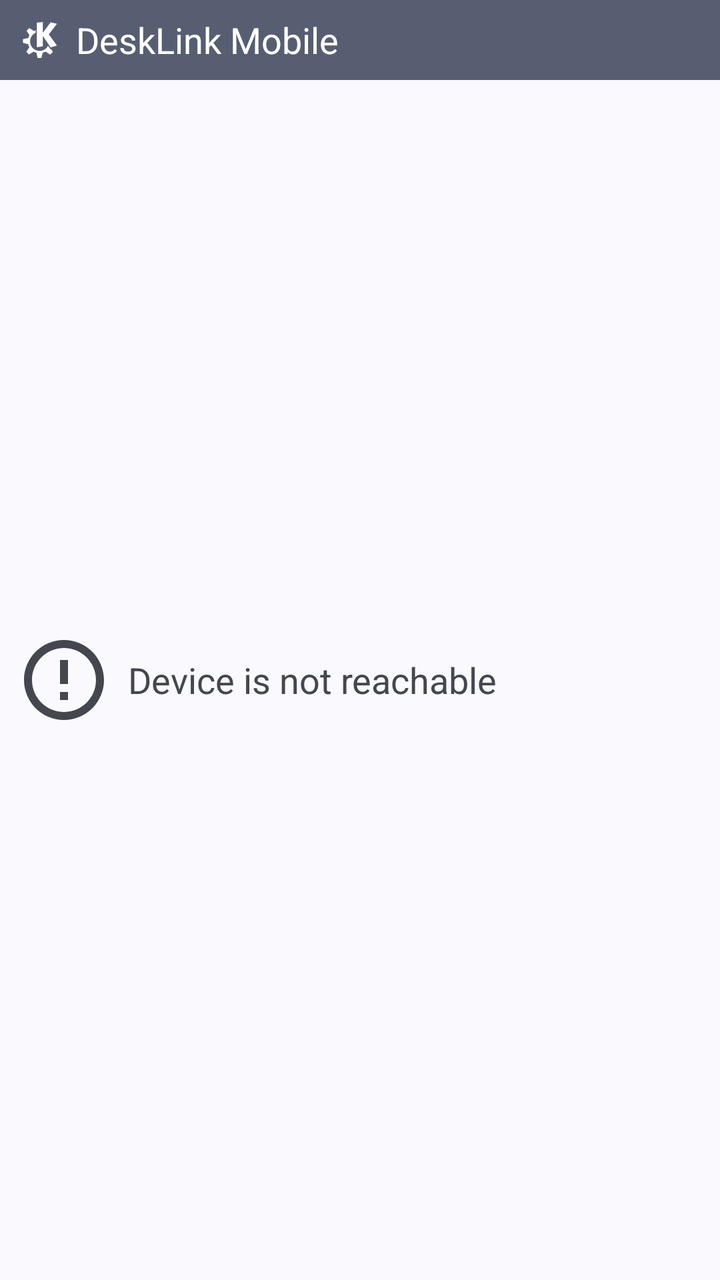
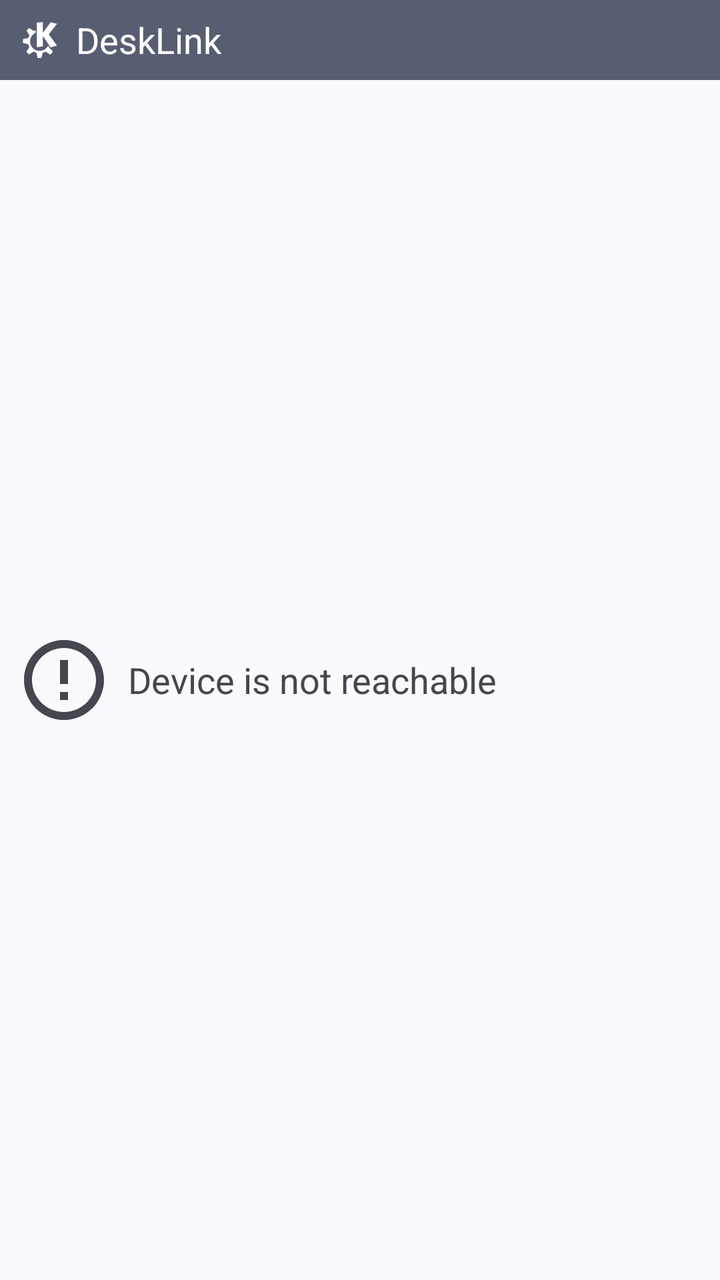

Screens rendered from an Android XML layout before and after an edit, with the pre-edit source and the edit as a unified diff.
<!-- AndroidManifest.xml: application theme DeskLinkTheme.NoActionBar -->
<!-- res/layout/widget_remotecommandplugin.xml -->
<?xml version="1.0" encoding="utf-8"?>
<LinearLayout xmlns:android="http://schemas.android.com/apk/res/android"
    xmlns:tools="http://schemas.android.com/tools"
    android:orientation="vertical"
    android:theme="@style/DeskLinkTheme"
    android:layout_height="match_parent"
    android:layout_width="match_parent"
    android:background="?colorSurface"
    tools:ignore="RtlSymmetry">

    <LinearLayout
        android:id="@+id/widget_title_wrapper"
        android:background="?colorSecondary"
        android:gravity="center_vertical|start"
        android:layout_width="match_parent"
        android:layout_height="wrap_content">

        <ImageView
            android:id="@+id/widget_title_icon"
            android:padding="8dip"
            android:paddingEnd="6dip"
            android:layout_width="wrap_content"
            android:layout_height="wrap_content"
            android:src="@drawable/ic_kde_24dp"
            android:tint="?attr/colorOnSecondary"
            android:importantForAccessibility="no"
            tools:ignore="UseAppTint"/> 

        <TextView
            android:id="@+id/widget_title_text"
            android:layout_width="wrap_content"
            android:layout_height="wrap_content"
            android:ellipsize="marquee"
            android:text="@string/kde_connect"
            android:fadingEdge="horizontal"
            android:singleLine="true"
            android:textColor="?attr/colorOnSecondary"
            android:textAppearance="?android:attr/textAppearanceMedium" />
    </LinearLayout>

    <ListView
        android:id="@+id/widget_command_list"
        android:layout_width="match_parent"
        android:layout_height="match_parent"
        android:addStatesFromChildren="true"
        android:visibility="gone"
        android:orientation="vertical" />

    <TextView
        android:id="@+id/widget_error_text"
        android:layout_width="match_parent"
        android:layout_height="match_parent"
        android:drawablePadding="8dip"
        android:gravity="center_vertical"
        android:paddingStart="8dip"
        android:text="@string/runcommand_notreachable"
        android:textAppearance="?android:attr/textAppearanceMedium"
        android:drawableStart="@drawable/ic_error_outline_48dp"
        tools:ignore="UseCompatTextViewDrawableXml" />  
</LinearLayout>
<!-- resources referenced by this layout -->
<resources>
  <!-- drawable ic_error_outline_48dp (drawable) -->
  <vector android:height="48dp" android:tint="?attr/colorControlNormal"
      android:viewportHeight="24" android:viewportWidth="24"
      android:width="48dp" xmlns:android="http://schemas.android.com/apk/res/android">
      <path android:fillColor="@android:color/white" android:pathData="M11,15h2v2h-2zM11,7h2v6h-2zM11.99,2C6.47,2 2,6.48 2,12s4.47,10 9.99,10C17.52,22 22,17.52 22,12S17.52,2 11.99,2zM12,20c-4.42,0 -8,-3.58 -8,-8s3.58,-8 8,-8 8,3.58 8,8 -3.58,8 -8,8z"/>
  </vector>
  <!-- drawable ic_kde_24dp (drawable) -->
  <vector android:height="24dp" android:viewportHeight="48"
      android:viewportWidth="48" android:width="24dp"
      xmlns:android="http://schemas.android.com/apk/res/android"
      android:tint="?attr/colorControlNormal">
      <path
          android:fillColor="@android:color/white"
          android:pathData="m26.8172,6.058 l-5.9774,0.5722v24.6133l5.9142,-0.8904v-10.494l7.9499,11.6392 6.2324,-1.972 -8.1405,-11.1935 8.2042,-10.5576 -6.3594,-1.4621 -7.8865,10.5572zM13.2678,12.0558c-0.0675,0.0071 -0.1327,0.0369 -0.1834,0.0877l-2.346,2.3456c-0.0986,0.0989 -0.1172,0.2523 -0.0445,0.3721l2.7467,4.5238c-0.4872,0.819 -0.8776,1.7021 -1.1567,2.6336l-5.0426,1.0489c-0.1403,0.0291 -0.2414,0.1534 -0.2414,0.2973v3.3173c0,0.1403 0.096,0.2618 0.2312,0.2945l4.8943,1.1963c0.261,1.0789 0.6654,2.1016 1.2,3.0416l-2.833,4.32c-0.079,0.1208 -0.0625,0.2798 0.0396,0.3815l2.3452,2.3456c0.0986,0.0984 0.2526,0.1176 0.3729,0.0454l4.4393,-2.6961c0.872,0.5032 1.8124,0.8992 2.8063,1.1677l1.0358,4.98c0.0291,0.1412 0.1539,0.2414 0.2969,0.2414h3.3177c0.1395,0 0.2612,-0.0952 0.2945,-0.232l1.22,-4.9903c1.0246,-0.2765 1.9935,-0.6886 2.8869,-1.2147l4.3747,2.8684c0.1203,0.0792 0.2794,0.0633 0.3815,-0.0387l2.346,-2.3456c0.0992,-0.0992 0.117,-0.2526 0.0441,-0.3721l-1.597,-2.632 -0.5167,0.1634c-0.0753,0.0238 -0.1575,-0.0043 -0.2018,-0.0699 0,0 -1.0186,-1.4912 -2.3342,-3.4167 -1.5727,3.0779 -4.7723,5.1864 -8.4672,5.1864 -5.2496,0 -9.5055,-4.2561 -9.5055,-9.5059 0,-3.8619 2.3035,-7.1832 5.6102,-8.6711v-2.4523c-0.6018,0.2105 -1.1836,0.4644 -1.7362,0.7654 -0.0004,-0.0004 -0.0008,-0.0014 -0.0024,-0.0028l-4.4777,-2.9368c-0.0603,-0.0394 -0.1302,-0.0551 -0.1977,-0.0482z"/>
  </vector>
  <string name="kde_connect">DeskLink Mobile</string>
  <string name="runcommand_notreachable">Device is not reachable</string>
  <style name="DeskLinkTheme" parent="DeskLinkThemeBase" />
  <style name="DeskLinkTheme.NoActionBar" parent="DeskLinkThemeBase.NoActionBar" />
  <style name="DeskLinkThemeBase" parent="Theme.Material3.DynamicColors.DayNight.NoActionBar">
          
          
  
          <item name="materialCardViewStyle">@style/DeskLinkCardStyle</item>
  
          
          <item name="alertDialogTheme">@style/DeskLinkDialogStyle</item>
      </style>
  <style name="DeskLinkThemeBase.NoActionBar" parent="DeskLinkTheme">
          <item name="windowActionBar">false</item>
          <item name="windowNoTitle">true</item>
      </style>
  <style name="DeskLinkCardStyle" parent="@style/Widget.Material3.CardView.Elevated" />
  <style name="DeskLinkDialogStyle" parent="ThemeOverlay.Material3.MaterialAlertDialog">
          <item name="android:layout" tools:ignore="PrivateResource">@layout/m3_alert_dialog</item>
          <item name="dialogCornerRadius" tools:ignore="PrivateResource">@dimen/m3_alert_dialog_corner_size</item>
      </style>
</resources>

<!-- the commit's change to res/layout/widget_remotecommandplugin.xml (unified diff, before → after) -->
@@ -31,7 +31,7 @@
             android:layout_width="wrap_content"
             android:layout_height="wrap_content"
             android:ellipsize="marquee"
-            android:text="@string/kde_connect"
+            android:text="@string/app_name"
             android:fadingEdge="horizontal"
             android:singleLine="true"
             android:textColor="?attr/colorOnSecondary"
<!-- resource entries referenced after the edit -->
@@ -15,7 +15,7 @@
           android:fillColor="@android:color/white"
           android:pathData="m26.8172,6.058 l-5.9774,0.5722v24.6133l5.9142,-0.8904v-10.494l7.9499,11.6392 6.2324,-1.972 -8.1405,-11.1935 8.2042,-10.5576 -6.3594,-1.4621 -7.8865,10.5572zM13.2678,12.0558c-0.0675,0.0071 -0.1327,0.0369 -0.1834,0.0877l-2.346,2.3456c-0.0986,0.0989 -0.1172,0.2523 -0.0445,0.3721l2.7467,4.5238c-0.4872,0.819 -0.8776,1.7021 -1.1567,2.6336l-5.0426,1.0489c-0.1403,0.0291 -0.2414,0.1534 -0.2414,0.2973v3.3173c0,0.1403 0.096,0.2618 0.2312,0.2945l4.8943,1.1963c0.261,1.0789 0.6654,2.1016 1.2,3.0416l-2.833,4.32c-0.079,0.1208 -0.0625,0.2798 0.0396,0.3815l2.3452,2.3456c0.0986,0.0984 0.2526,0.1176 0.3729,0.0454l4.4393,-2.6961c0.872,0.5032 1.8124,0.8992 2.8063,1.1677l1.0358,4.98c0.0291,0.1412 0.1539,0.2414 0.2969,0.2414h3.3177c0.1395,0 0.2612,-0.0952 0.2945,-0.232l1.22,-4.9903c1.0246,-0.2765 1.9935,-0.6886 2.8869,-1.2147l4.3747,2.8684c0.1203,0.0792 0.2794,0.0633 0.3815,-0.0387l2.346,-2.3456c0.0992,-0.0992 0.117,-0.2526 0.0441,-0.3721l-1.597,-2.632 -0.5167,0.1634c-0.0753,0.0238 -0.1575,-0.0043 -0.2018,-0.0699 0,0 -1.0186,-1.4912 -2.3342,-3.4167 -1.5727,3.0779 -4.7723,5.1864 -8.4672,5.1864 -5.2496,0 -9.5055,-4.2561 -9.5055,-9.5059 0,-3.8619 2.3035,-7.1832 5.6102,-8.6711v-2.4523c-0.6018,0.2105 -1.1836,0.4644 -1.7362,0.7654 -0.0004,-0.0004 -0.0008,-0.0014 -0.0024,-0.0028l-4.4777,-2.9368c-0.0603,-0.0394 -0.1302,-0.0551 -0.1977,-0.0482z"/>
   </vector>
-  <string name="kde_connect">DeskLink Mobile</string>
+  <string name="app_name">DeskLink</string>
   <string name="runcommand_notreachable">Device is not reachable</string>
   <style name="DeskLinkTheme" parent="DeskLinkThemeBase" />
   <style name="DeskLinkTheme.NoActionBar" parent="DeskLinkThemeBase.NoActionBar" />
